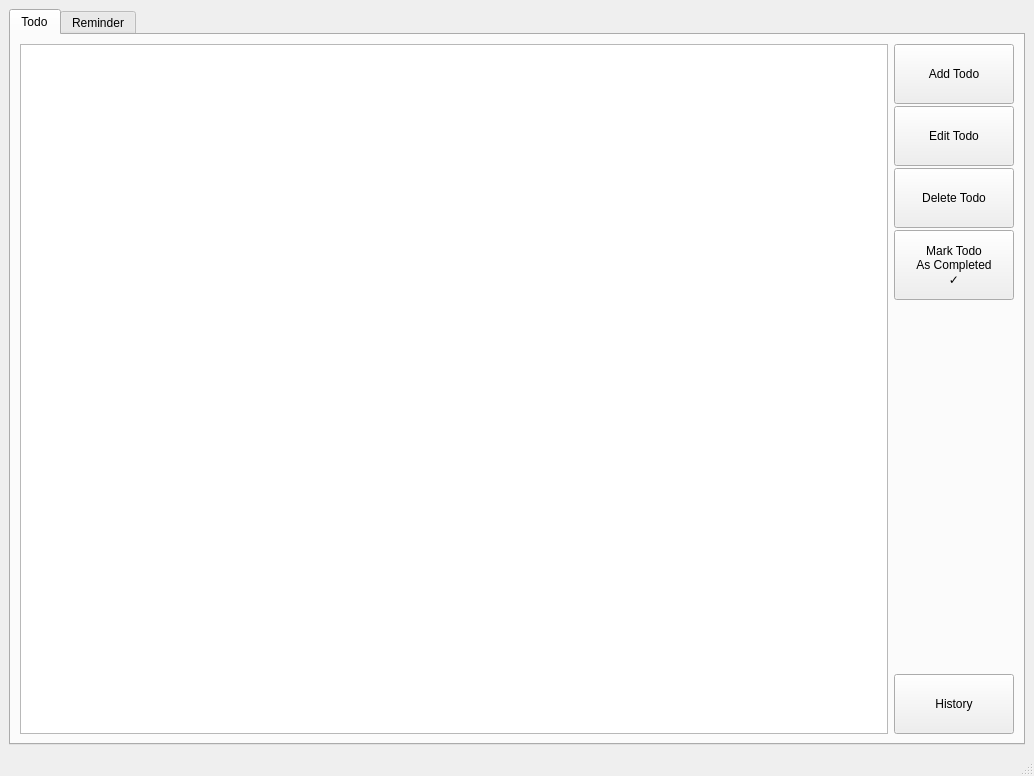
Before: the Qt Designer form Source/ui/mainwindow.ui in MakisEu/MyTodo, drawn with Qt 5.
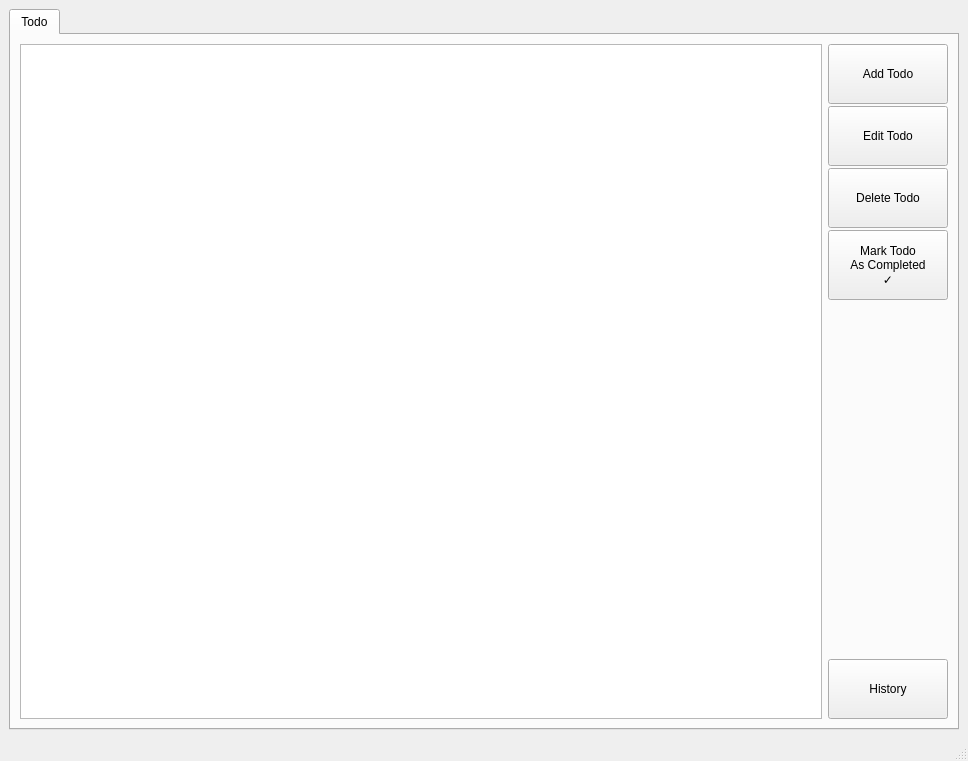
After: the same form once the commit is applied. Icons and pictures are not drawn.

What changed in the file:
```diff
--- a/Source/ui/mainwindow.ui
+++ b/Source/ui/mainwindow.ui
@@ -6,8 +6,8 @@
    <rect>
     <x>0</x>
     <y>0</y>
-    <width>1034</width>
-    <height>776</height>
+    <width>968</width>
+    <height>761</height>
    </rect>
   </property>
   <property name="windowTitle">
@@ -132,18 +132,12 @@
           </item>
          </layout>
         </widget>
-        <widget class="QWidget" name="tab_2">
-         <attribute name="title">
-          <string>Reminder</string>
-         </attribute>
-        </widget>
        </widget>
       </item>
      </layout>
     </item>
    </layout>
   </widget>
-  <widget class="QStatusBar" name="statusbar"/>
   <widget class="QMenuBar" name="menubar">
    <property name="geometry">
     <rect>
@@ -154,6 +148,7 @@
     </rect>
    </property>
   </widget>
+  <widget class="QStatusBar" name="statusbar"/>
  </widget>
  <resources/>
  <connections/>
```
Left out of the diff: 6 changed lines with no effect on the pictures.
